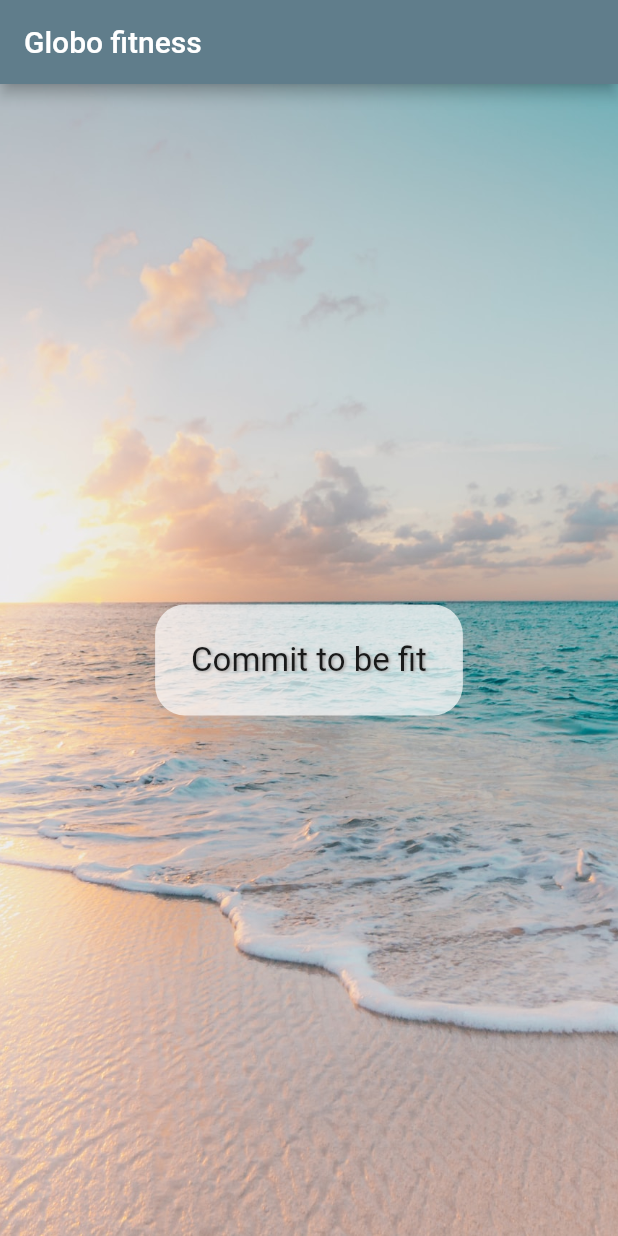
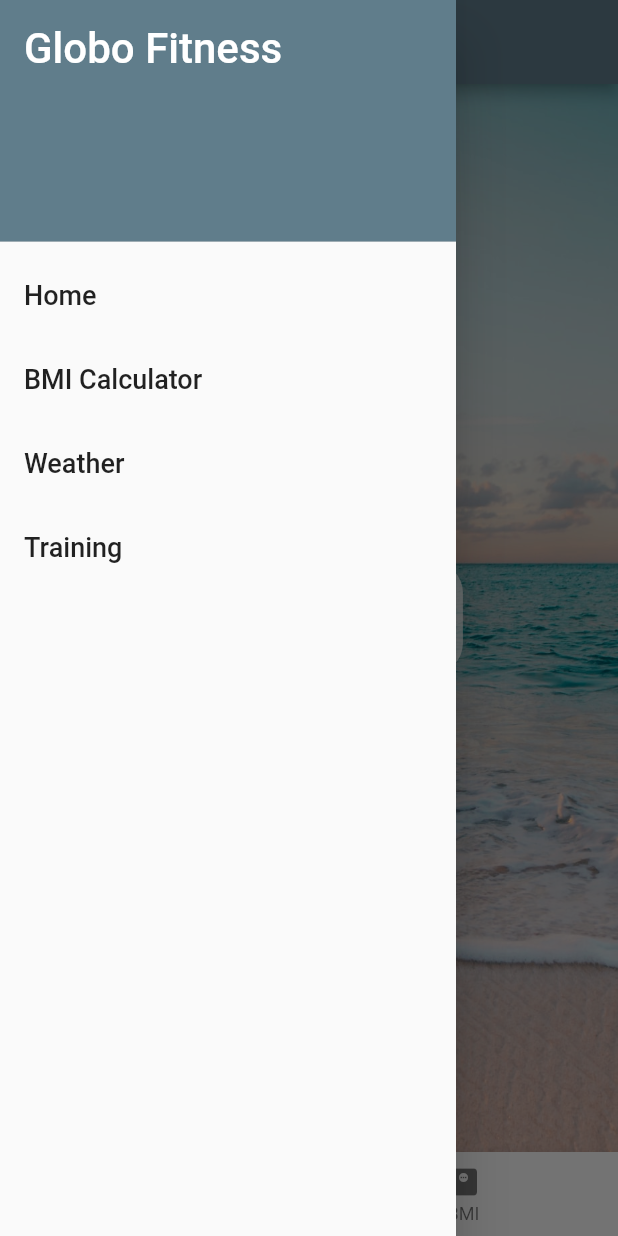
Before and after one commit to Silvano14/BMI_Calculator, a Flutter app: the screen it shows after launch, with the side drawer open (before the commit the screen has no drawer), on a phone screen of 412 x 824 dp. Run offline on Flutter 3.47's test engine with Material 2 defaults, Android fonts, the phone set to English and light mode, and no system bars.

Commit message:
Added BMI calculator

```diff
--- a/lib/main.dart
+++ b/lib/main.dart
@@ -1,4 +1,5 @@
 import 'package:flutter/material.dart';
+import 'package:globo_fitness/screens/bmi_screen.dart';
 import 'package:globo_fitness/screens/intro_screen.dart';
 
 void main() {
@@ -11,7 +12,11 @@ class GlobeApp extends StatelessWidget {
   @override
   Widget build(BuildContext context) {
     return MaterialApp(
-      home: IntroScreen(),
+      routes: {
+        "/": (context) => const IntroScreen(),
+        "/bmi": (context) => const BmiScreen()
+      },
+      initialRoute: "/",
       theme: ThemeData(primarySwatch: Colors.blueGrey),
     );
   }
--- a/lib/screens/intro_screen.dart
+++ b/lib/screens/intro_screen.dart
@@ -1,4 +1,7 @@
 import 'package:flutter/material.dart';
+import 'package:globo_fitness/shared/menu_drawer.dart';
+
+import '../shared/menu_button.dart';
 
 class IntroScreen extends StatelessWidget {
   const IntroScreen({super.key});
@@ -6,18 +9,20 @@ class IntroScreen extends StatelessWidget {
   @override
   Widget build(BuildContext context) {
     return Scaffold(
-      appBar: AppBar(title: Text('Globo fitness')),
+      appBar: AppBar(title: const Text('Globo fitness')),
+      drawer: const MenuDrawer(),
+      bottomNavigationBar: const MenuButton(),
       body: Container(
-          decoration: BoxDecoration(
+          decoration: const BoxDecoration(
               image: DecorationImage(
                   image: AssetImage('assets/beach.jpg'), fit: BoxFit.cover)),
           child: Center(
               child: Container(
-                  padding: EdgeInsets.all(24),
-                  decoration: BoxDecoration(
+                  padding: const EdgeInsets.all(24),
+                  decoration: const BoxDecoration(
                       borderRadius: BorderRadius.all(Radius.circular(20)),
                       color: Colors.white70),
-                  child: Text(
+                  child: const Text(
                     'Commit to be fit',
                     textAlign: TextAlign.center,
                     style: TextStyle(fontSize: 22, shadows: [
--- /dev/null
+++ b/lib/shared/menu_button.dart
@@ -0,0 +1,27 @@
+import 'package:flutter/material.dart';
+
+class MenuButton extends StatelessWidget {
+  const MenuButton({
+    Key? key,
+  }) : super(key: key);
+
+  @override
+  Widget build(BuildContext context) {
+    return BottomNavigationBar(
+        onTap: ((index) {
+          switch (index) {
+            case 0:
+              Navigator.pushNamed(context, "/");
+              break;
+            case 1:
+              Navigator.pushNamed(context, "/bmi");
+              break;
+          }
+        }),
+        items: const [
+          BottomNavigationBarItem(icon: Icon(Icons.home), label: "Home"),
+          BottomNavigationBarItem(
+              icon: Icon(Icons.monitor_weight), label: "BMI")
+        ]);
+  }
+}
--- /dev/null
+++ b/lib/shared/menu_drawer.dart
@@ -0,0 +1,52 @@
+import 'package:flutter/material.dart';
+import 'package:globo_fitness/screens/bmi_screen.dart';
+import 'package:globo_fitness/screens/intro_screen.dart';
+
+class MenuDrawer extends StatelessWidget {
+  const MenuDrawer({super.key});
+
+  @override
+  Widget build(BuildContext context) {
+    return Drawer(
+      child: ListView(children: buildMenuItems(context)),
+    );
+  }
+
+  List<Widget> buildMenuItems(BuildContext context) {
+    final List<String> menuTitles = [
+      "Home",
+      "BMI Calculator",
+      "Weather",
+      "Training",
+    ];
+
+    List<Widget> menuItems = [];
+
+    menuItems.add(DrawerHeader(
+        decoration: BoxDecoration(color: Colors.blueGrey),
+        child: Text(
+          "Globo Fitness",
+          style: TextStyle(color: Colors.white, fontSize: 28),
+        )));
+
+    menuTitles.forEach((element) {
+      Widget screen = Container();
+      menuItems.add(ListTile(
+          title: Text(element, style: TextStyle(fontSize: 18)),
+          onTap: (() {
+            switch (element) {
+              case "Home":
+                screen = IntroScreen();
+                break;
+              case "BMI Calculator":
+                screen = BmiScreen();
+                break;
+            }
+            Navigator.of(context).pop();
+            Navigator.of(context)
+                .push(MaterialPageRoute(builder: (context) => screen));
+          })));
+    });
+    return menuItems;
+  }
+}
```
Also changed, not shown: lib/screens/bmi_screen.dart (added, +129 -0 lines).
